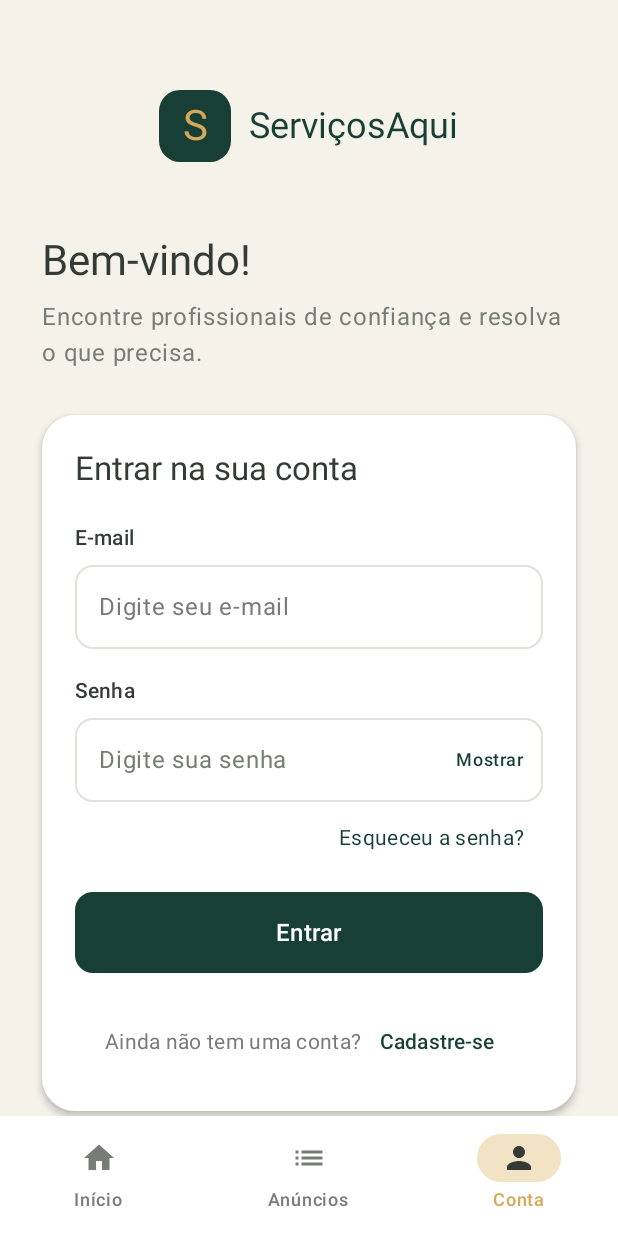
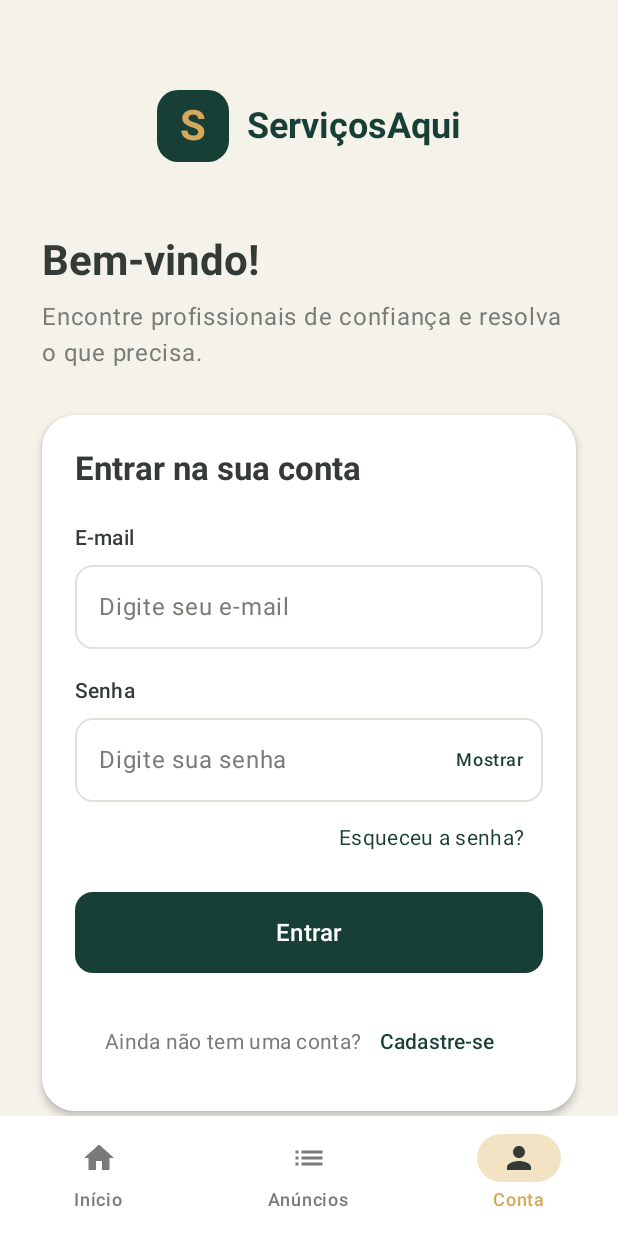
Before and after one commit to MessiasTeixeira/ServicosAqui, an Android app built with Jetpack Compose: the screen it shows after launch (MainActivity), item 3 of the bottom bar chosen, on a phone screen of 412 x 824 dp. Run offline under Robolectric (Android 15) with nearby library versions, the phone set to English and light mode, and no system bars; our stand-ins replace Firebase (no records; nobody signed in at launch, a user with empty details on screens opened directly).

Commit message:
fix: negrito dos títulos definido no tema

```diff
--- a/app/src/main/java/com/example/servicosaqui/ui/theme/Type.kt
+++ b/app/src/main/java/com/example/servicosaqui/ui/theme/Type.kt
@@ -6,7 +6,13 @@ import androidx.compose.ui.text.font.FontFamily
 import androidx.compose.ui.text.font.FontWeight
 import androidx.compose.ui.unit.sp
 
+private val Base = Typography()
+
 val Typography = Typography(
+    headlineMedium = Base.headlineMedium.copy(fontWeight = FontWeight.Bold),
+    headlineSmall = Base.headlineSmall.copy(fontWeight = FontWeight.Bold),
+    titleLarge = Base.titleLarge.copy(fontWeight = FontWeight.Bold),
+    titleMedium = Base.titleMedium.copy(fontWeight = FontWeight.SemiBold),
     bodyLarge = TextStyle(
         fontFamily = FontFamily.Default,
         fontWeight = FontWeight.Normal,
```
